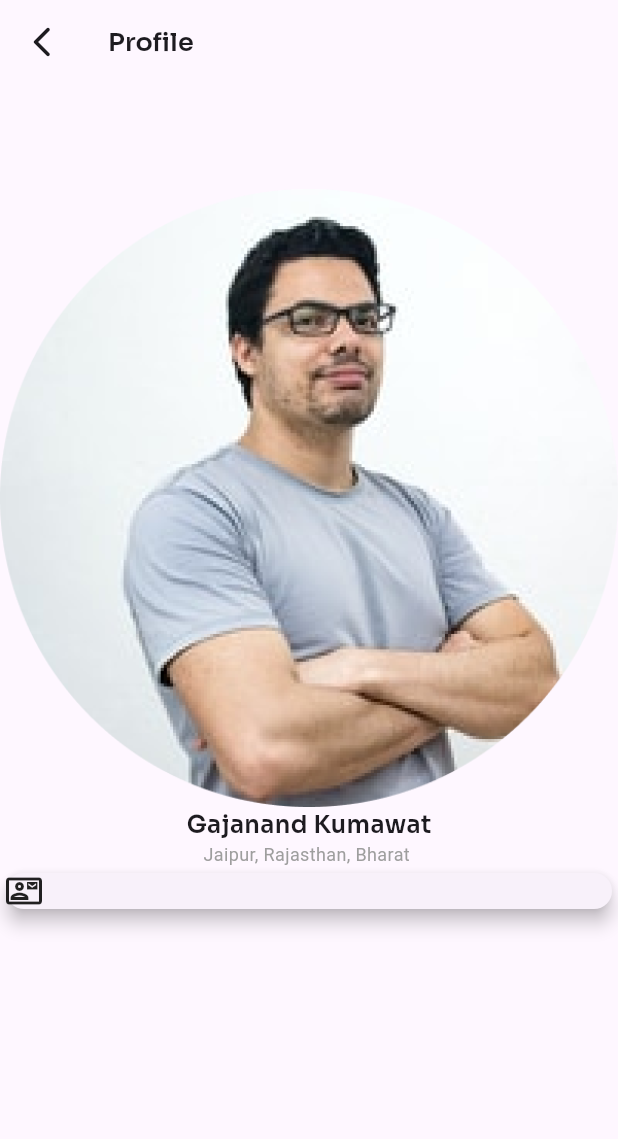
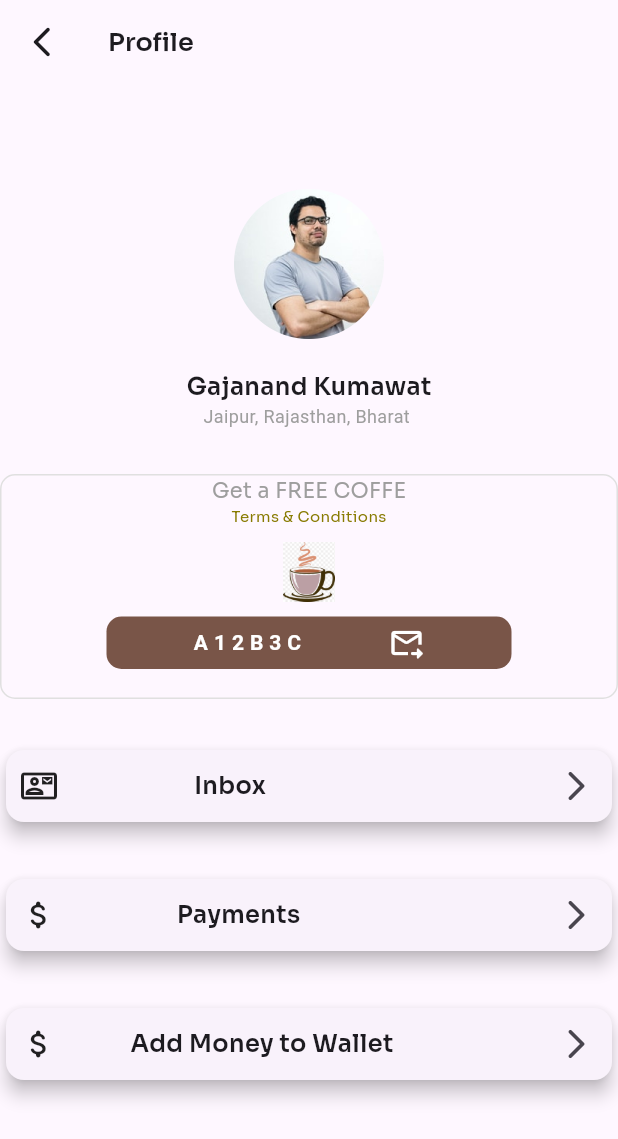
Before and after one commit to DataWhisperer10/coffeeApp, a Flutter app: the screen it shows after launch, on a phone screen of 412 x 824 dp. Shown: the top 1139 px of the screen. Run offline on Flutter 3.47's test engine with Material 3 defaults, Android fonts, the phone set to English and light mode, and no system bars; our stand-ins replace google_fonts.

Commit message:
added widgets and buttons to profile screen

```diff
--- a/lib/screens/profile_screen.dart
+++ b/lib/screens/profile_screen.dart
@@ -29,25 +29,181 @@ class _ProfileScreenState extends State<ProfileScreen> {
               height: 70,
             ),
             ClipRRect(
-              borderRadius: BorderRadius.circular(20),
-              child: Image.asset("assets/profileimage.png"),
+              borderRadius: BorderRadius.circular(10),
+              child: SizedBox(
+                  height: 100,
+                  width: 100,
+                  child: Image.asset(
+                    "assets/profileimage.png",
+                    fit: BoxFit.fill,
+                  )),
+            ),
+            const SizedBox(
+              height: 20,
             ),
             Text(
               "Gajanand Kumawat",
               style:
                   GoogleFonts.sora(fontSize: 16, fontWeight: FontWeight.w600),
             ),
-            Text(
+            const Text(
               "Jaipur, Rajasthan, Bharat ",
               style: TextStyle(color: Colors.grey, fontSize: 12),
             ),
-            Card(
-              elevation: 5,
-              child: Row(
-                children: [Icon(Icons.contact_mail_outlined)],
+            const SizedBox(
+              height: 30,
+            ),
+            Container(
+              decoration: BoxDecoration(
+                  border: Border.all(color: Colors.grey.shade300),
+                  borderRadius: BorderRadius.circular(10)),
+              height: 150,
+              width: double.infinity,
+              child: Column(
+                children: [
+                  Text(
+                    "Get a FREE COFFE",
+                    style: GoogleFonts.sora(color: Colors.grey, fontSize: 14),
+                  ),
+                  Text(
+                    "Terms & Conditions",
+                    style: GoogleFonts.sora(
+                        color: Color.fromARGB(255, 136, 123, 2), fontSize: 10),
+                  ),
+                  const SizedBox(
+                    height: 10,
+                  ),
+                  SizedBox(
+                      height: 40,
+                      width: 40,
+                      child: Image.asset("assets/coffePromo.png")),
+                  const SizedBox(
+                    height: 10,
+                  ),
+                  InkWell(
+                    onTap: () {},
+                    child: Container(
+                      decoration: BoxDecoration(
+                          color: Colors.brown,
+                          borderRadius: BorderRadius.circular(10)),
+                      height: 35,
+                      width: 270,
+                      child: const Row(
+                        mainAxisAlignment: MainAxisAlignment.spaceEvenly,
+                        children: [
+                          Center(
+                            child: Text(
+                              "A 1 2 B 3 C",
+                              style: TextStyle(
+                                  color: Colors.white,
+                                  fontWeight: FontWeight.w600),
+                            ),
+                          ),
+                          Icon(
+                            Icons.forward_to_inbox_rounded,
+                            color: Colors.white,
+                          )
+                        ],
+                      ),
+                    ),
+                  ),
+                  const SizedBox(
+                    height: 10,
+                  ),
+                ],
               ),
-            )
+            ),
+            const SizedBox(
+              height: 30,
+            ),
+            profileContactCard(),
+            const SizedBox(
+              height: 30,
+            ),
+            profilePaymentCard(),
+            const SizedBox(
+              height: 30,
+            ),
+            profileAddMoneyCard()
           ],
         ));
   }
+
+  Widget profileContactCard() {
+    return Card(
+      surfaceTintColor: Colors.white,
+      elevation: 5,
+      child: Row(
+        mainAxisAlignment: MainAxisAlignment.spaceBetween,
+        children: [
+          const Padding(
+            padding: EdgeInsets.symmetric(horizontal: 10.0),
+            child: Icon(Icons.contact_mail_outlined),
+          ),
+          Text(
+            "Inbox",
+            style: GoogleFonts.sora(fontWeight: FontWeight.w600, fontSize: 16),
+          ),
+          const SizedBox(
+            width: 20,
+          ),
+          IconButton(
+              onPressed: () {},
+              icon: const Icon(Icons.arrow_forward_ios_rounded)),
+        ],
+      ),
+    );
+  }
+
+  Widget profilePaymentCard() {
+    return Card(
+      surfaceTintColor: Colors.white,
+      elevation: 5,
+      child: Row(
+        mainAxisAlignment: MainAxisAlignment.spaceBetween,
+        children: [
+          const Padding(
+            padding: EdgeInsets.symmetric(horizontal: 10.0),
+            child: Icon(Icons.attach_money_rounded),
+          ),
+          Text(
+            "Payments",
+            style: GoogleFonts.sora(fontWeight: FontWeight.w600, fontSize: 16),
+          ),
+          const SizedBox(
+            width: 20,
+          ),
+          IconButton(
+              onPressed: () {},
+              icon: const Icon(Icons.arrow_forward_ios_rounded)),
+        ],
+      ),
+    );
+  }
+
+  Widget profileAddMoneyCard() {
+    return Card(
+      surfaceTintColor: Colors.white,
+      elevation: 5,
+      child: Row(
+        mainAxisAlignment: MainAxisAlignment.spaceBetween,
+        children: [
+          const Padding(
+            padding: EdgeInsets.symmetric(horizontal: 10.0),
+            child: Icon(Icons.attach_money_rounded),
+          ),
+          Text(
+            "Add Money to Wallet",
+            style: GoogleFonts.sora(fontWeight: FontWeight.w600, fontSize: 16),
+          ),
+          const SizedBox(
+            width: 20,
+          ),
+          IconButton(
+              onPressed: () {},
+              icon: const Icon(Icons.arrow_forward_ios_rounded)),
+        ],
+      ),
+    );
+  }
 }
```
Also changed, not shown: assets/coffePromo.png (added).
